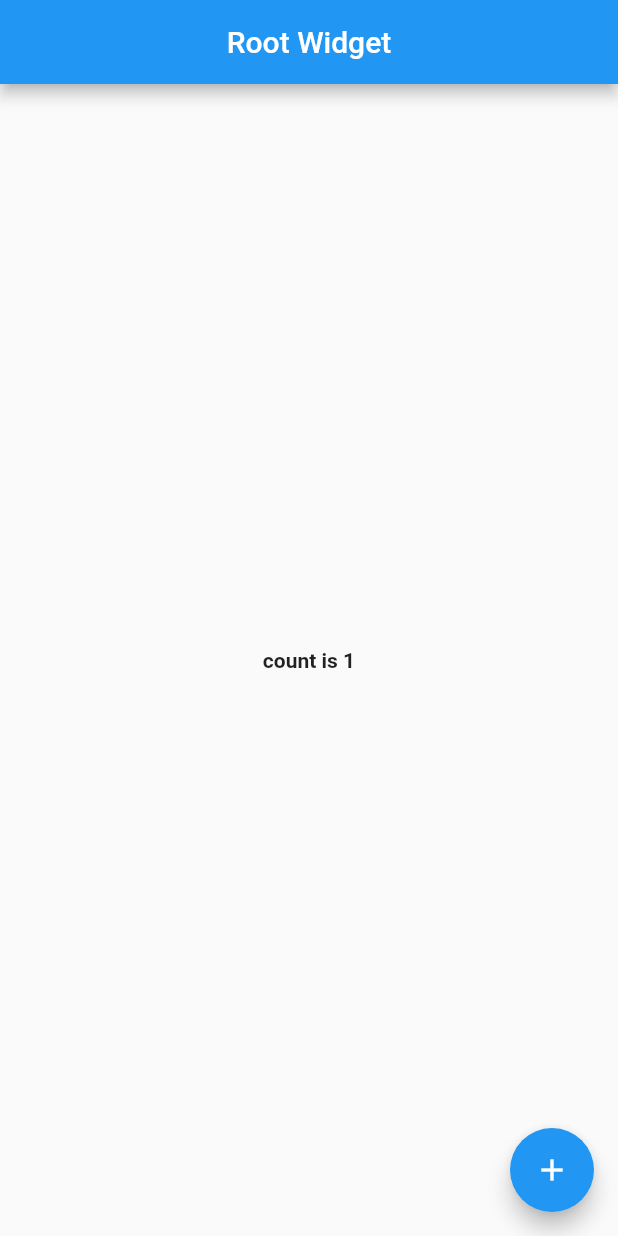
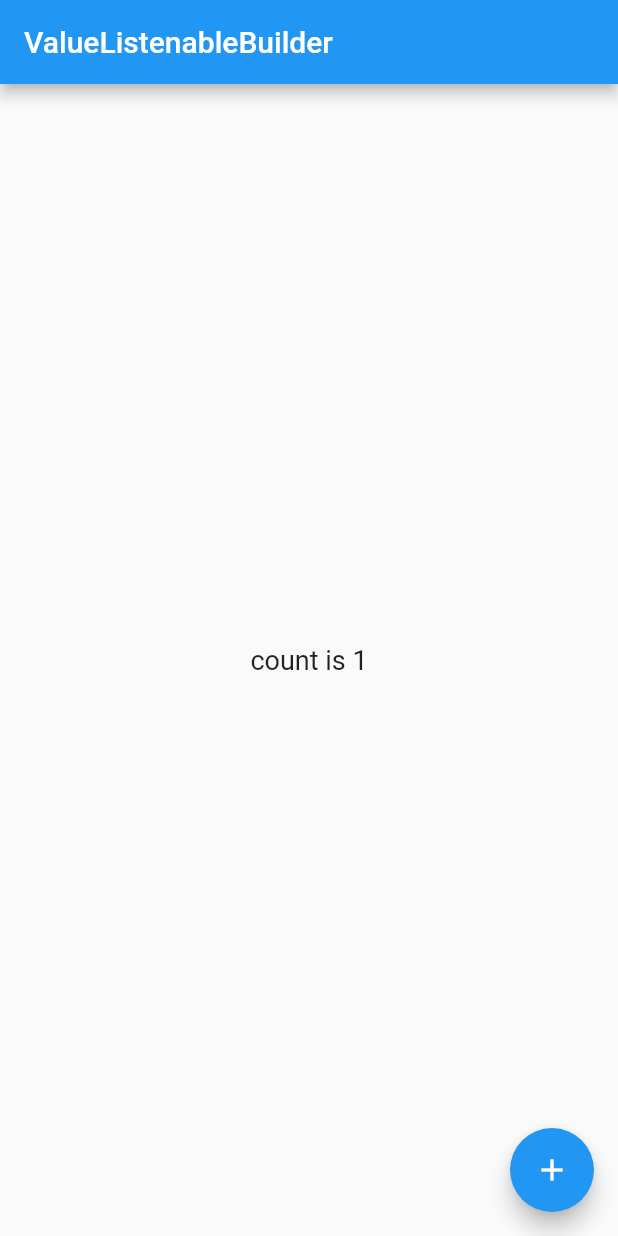
Before and after one commit to huhx/flutter_learn, a Flutter app: the screen it shows after launch, after a tap on the "add" icon, on a phone screen of 412 x 824 dp. Run offline on Flutter 3.47's test engine with Material 2 defaults, Android fonts, the phone set to English and light mode, and no system bars.

Commit message:
[huhx] -feat: v3-use value listenable builder

```diff
--- a/lib/main.dart
+++ b/lib/main.dart
@@ -1,9 +1,5 @@
 import 'package:flutter/material.dart';
-import 'package:flutter_learn/view/root_widget.dart';
-
-import 'notifier/count_consumer.dart';
-import 'notifier/count_model.dart';
-import 'view/count_state_widget.dart';
+import 'package:flutter_learn/view/count_value_widget.dart';
 
 void main() {
   runApp(const MyApp());
@@ -14,18 +10,11 @@ class MyApp extends StatelessWidget {
 
   @override
   Widget build(BuildContext context) {
-    final countModel = CountModel(0);
 
     return MaterialApp(
       title: 'Flutter Demo',
       theme: ThemeData(primarySwatch: Colors.blue),
-      home: CountStateWidget(
-        value: countModel,
-        child: CountConsumer(
-          listenable: countModel,
-          builder: (model) => RootWidget(),
-        ),
-      ),
+      home: CountValueWidget(),
     );
   }
 }
--- /dev/null
+++ b/lib/notifier/count_value.dart
@@ -0,0 +1,9 @@
+import 'package:flutter/material.dart';
+
+class CountValue extends ValueNotifier<int> {
+  CountValue(super.value);
+
+  void increase() {
+    value += 1;
+  }
+}
--- /dev/null
+++ b/lib/view/count_value_widget.dart
@@ -0,0 +1,33 @@
+import 'package:flutter/material.dart';
+import 'package:flutter_learn/notifier/count_value.dart';
+
+class CountValueWidget extends StatelessWidget {
+  final CountValue countValue = CountValue(0);
+
+  CountValueWidget({super.key});
+
+  @override
+  Widget build(BuildContext context) {
+    return Scaffold(
+      appBar: AppBar(
+        title: const Text('ValueListenableBuilder'),
+      ),
+      body: ValueListenableBuilder(
+        valueListenable: countValue,
+        builder: (BuildContext context, int value, Widget? child) {
+          return Container(
+            alignment: Alignment.center,
+            child: Text(
+              "count is $value",
+              style: const TextStyle(fontSize: 18),
+            ),
+          );
+        },
+      ),
+      floatingActionButton: FloatingActionButton(
+        onPressed: () => countValue.increase(),
+        child: const Icon(Icons.add),
+      ),
+    );
+  }
+}
```
